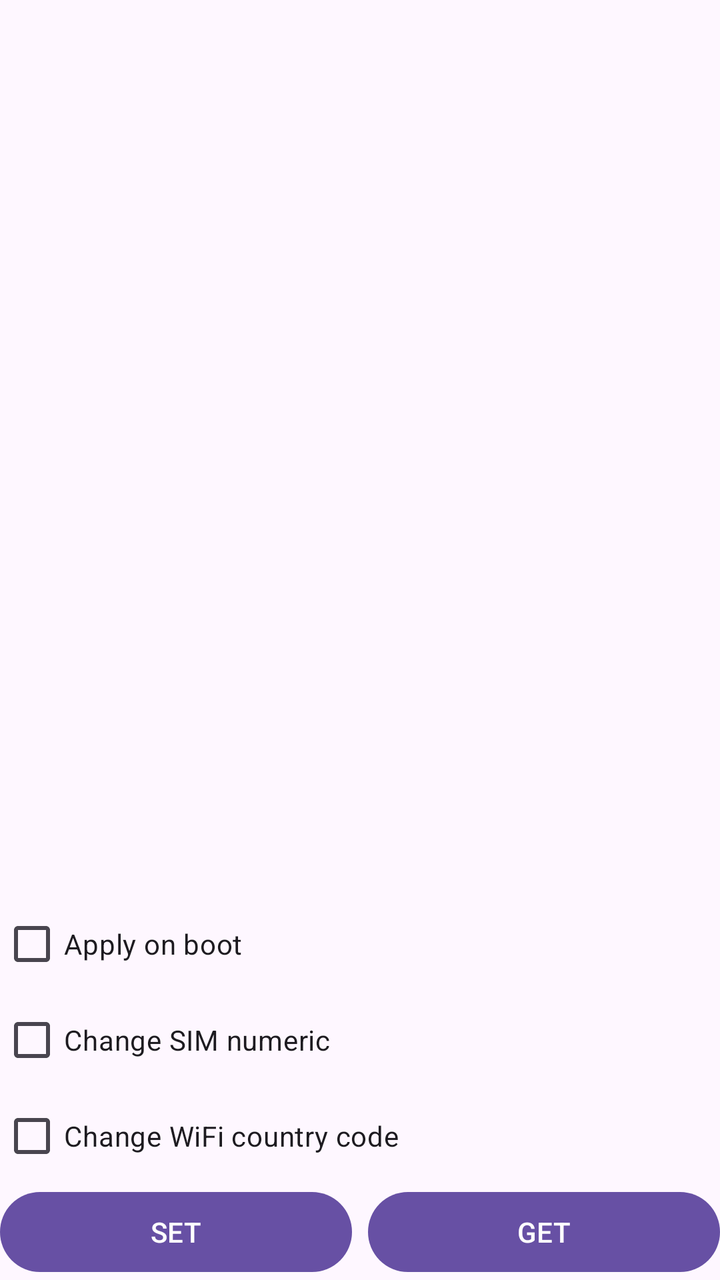
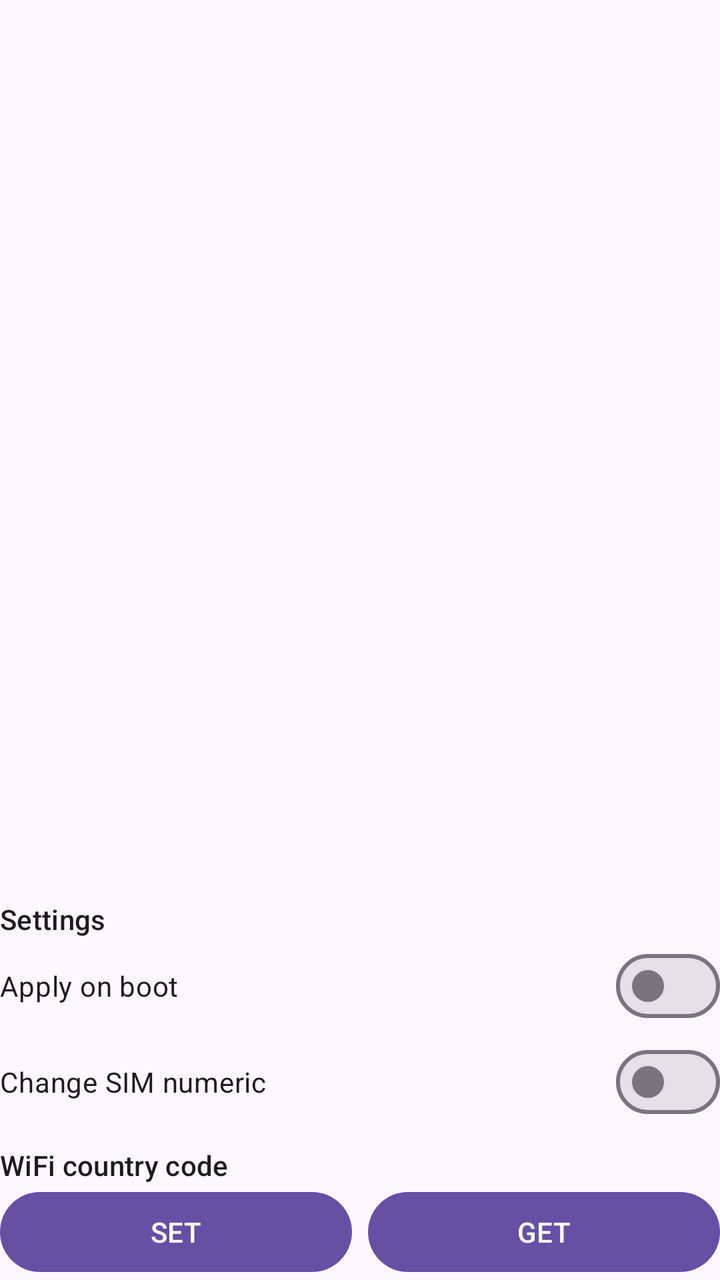

Two renders of the same Android screen: before a commit and after it. Below are the layout's source before the change and the commit's diff.
<!-- AndroidManifest.xml: application theme Theme.NiceSIM -->
<!-- res/layout/activity_main.xml -->
<?xml version="1.0" encoding="utf-8"?>
<LinearLayout
    xmlns:android="http://schemas.android.com/apk/res/android"
    xmlns:tools="http://schemas.android.com/tools"
    android:layout_width="match_parent"
    android:layout_height="match_parent"
    android:orientation="vertical"
    android:fitsSystemWindows="true"
    android:layout_margin="15dp"
    tools:context=".MainActivity">

    <TextView
        android:id="@+id/status"
        android:layout_width="wrap_content"
        android:layout_height="0dp"
        android:layout_weight="1" />

    <CheckBox
        android:id="@+id/applyOnBoot"
        android:layout_width="wrap_content"
        android:layout_height="wrap_content"
        android:text="@string/apply_on_boot" />

    <CheckBox
        android:id="@+id/simNumeric"
        android:layout_width="wrap_content"
        android:layout_height="wrap_content"
        android:text="@string/sim_numeric" />

    <CheckBox
        android:id="@+id/wifiCountryCode"
        android:layout_width="wrap_content"
        android:layout_height="wrap_content"
        android:text="@string/wifi_country_code" />

    <RadioGroup
        android:id="@+id/wifiCountry"
        android:layout_width="wrap_content"
        android:layout_height="wrap_content"
        android:layout_marginStart="32dp"
        android:orientation="horizontal" />

    <LinearLayout
        android:layout_width="match_parent"
        android:layout_height="wrap_content"
        android:orientation="horizontal">
        <Button
            android:id="@+id/set"
            android:layout_width="0dp"
            android:layout_height="wrap_content"
            android:layout_weight="1"
            android:layout_marginEnd="8dp"
            android:text="@string/set" />
        <Button
            android:id="@+id/get"
            android:layout_width="0dp"
            android:layout_height="wrap_content"
            android:layout_weight="1"
            android:text="@string/get" />
    </LinearLayout>

</LinearLayout>
<!-- resources referenced by this layout -->
<resources>
  <string name="apply_on_boot">Apply on boot</string>
  <string name="get">GET</string>
  <string name="set">SET</string>
  <string name="sim_numeric">Change SIM numeric</string>
  <string name="wifi_country_code">Change WiFi country code</string>
  <style name="Theme.NiceSIM" parent="Theme.Material3.DayNight" />
</resources>

<!-- the commit's change to res/layout/activity_main.xml (unified diff, before → after) -->
@@ -15,30 +15,31 @@
         android:layout_height="0dp"
         android:layout_weight="1" />
 
-    <CheckBox
+    <TextView
+        style="@style/SectionTitle"
+        android:text="@string/settings" />
+
+    <com.google.android.material.materialswitch.MaterialSwitch
         android:id="@+id/applyOnBoot"
-        android:layout_width="wrap_content"
+        android:layout_width="match_parent"
         android:layout_height="wrap_content"
         android:text="@string/apply_on_boot" />
 
-    <CheckBox
+    <com.google.android.material.materialswitch.MaterialSwitch
         android:id="@+id/simNumeric"
-        android:layout_width="wrap_content"
+        android:layout_width="match_parent"
         android:layout_height="wrap_content"
         android:text="@string/sim_numeric" />
 
-    <CheckBox
-        android:id="@+id/wifiCountryCode"
-        android:layout_width="wrap_content"
-        android:layout_height="wrap_content"
+    <TextView
+        style="@style/SectionTitle"
         android:text="@string/wifi_country_code" />
 
-    <RadioGroup
+    <LinearLayout
         android:id="@+id/wifiCountry"
-        android:layout_width="wrap_content"
+        android:layout_width="match_parent"
         android:layout_height="wrap_content"
-        android:layout_marginStart="32dp"
-        android:orientation="horizontal" />
+        android:orientation="vertical" />
 
     <LinearLayout
         android:layout_width="match_parent"
<!-- resource entries referenced after the edit -->
@@ -3,8 +3,15 @@
   <string name="apply_on_boot">Apply on boot</string>
   <string name="get">GET</string>
   <string name="set">SET</string>
+  <string name="settings">Settings</string>
   <string name="sim_numeric">Change SIM numeric</string>
-  <string name="wifi_country_code">Change WiFi country code</string>
+  <string name="wifi_country_code">WiFi country code</string>
+  <style name="SectionTitle">
+          <item name="android:layout_width">match_parent</item>
+          <item name="android:layout_height">wrap_content</item>
+          <item name="android:layout_marginTop">8dp</item>
+          <item name="android:textAppearance">?attr/textAppearanceTitleSmall</item>
+      </style>
   <style name="Theme.NiceSIM" parent="Theme.Material3.DayNight" />
 </resources>
 
